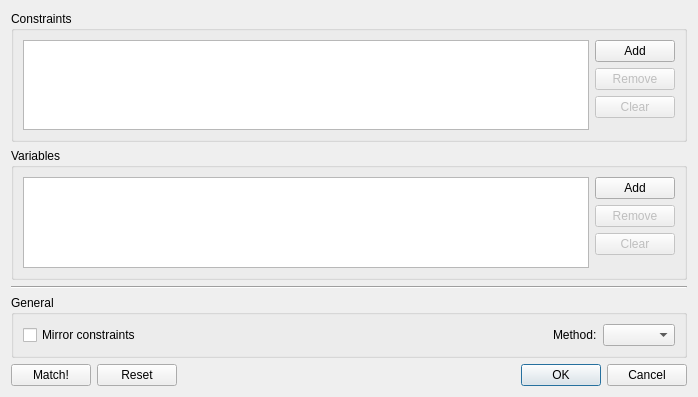
Old version of the form madgui/widget/match.ui in the repository hibtc/madgui.
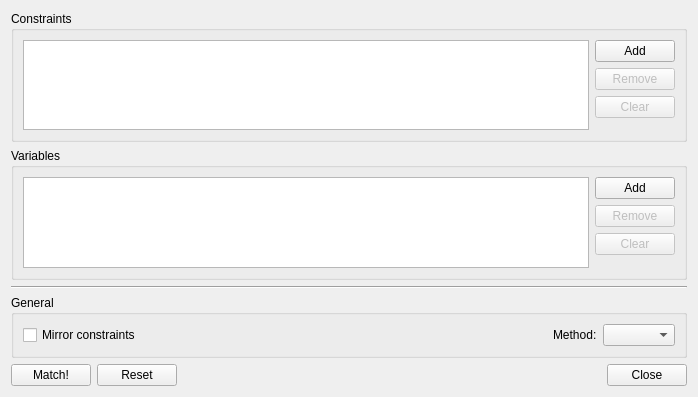
New version of the form. Custom widgets are drawn as their Qt base class.

Commit message: Remove the "Cancel" button in match widget

Patch:
```diff
--- a/madgui/widget/match.ui
+++ b/madgui/widget/match.ui
@@ -187,7 +187,7 @@
         <enum>Qt::Horizontal</enum>
        </property>
        <property name="standardButtons">
-        <set>QDialogButtonBox::Reset|QDialogButtonBox::Cancel|QDialogButtonBox::Ok</set>
+        <set>QDialogButtonBox::Reset|QDialogButtonBox::Close</set>
        </property>
       </widget>
      </item>
```
The commit also changes 1 other file.
